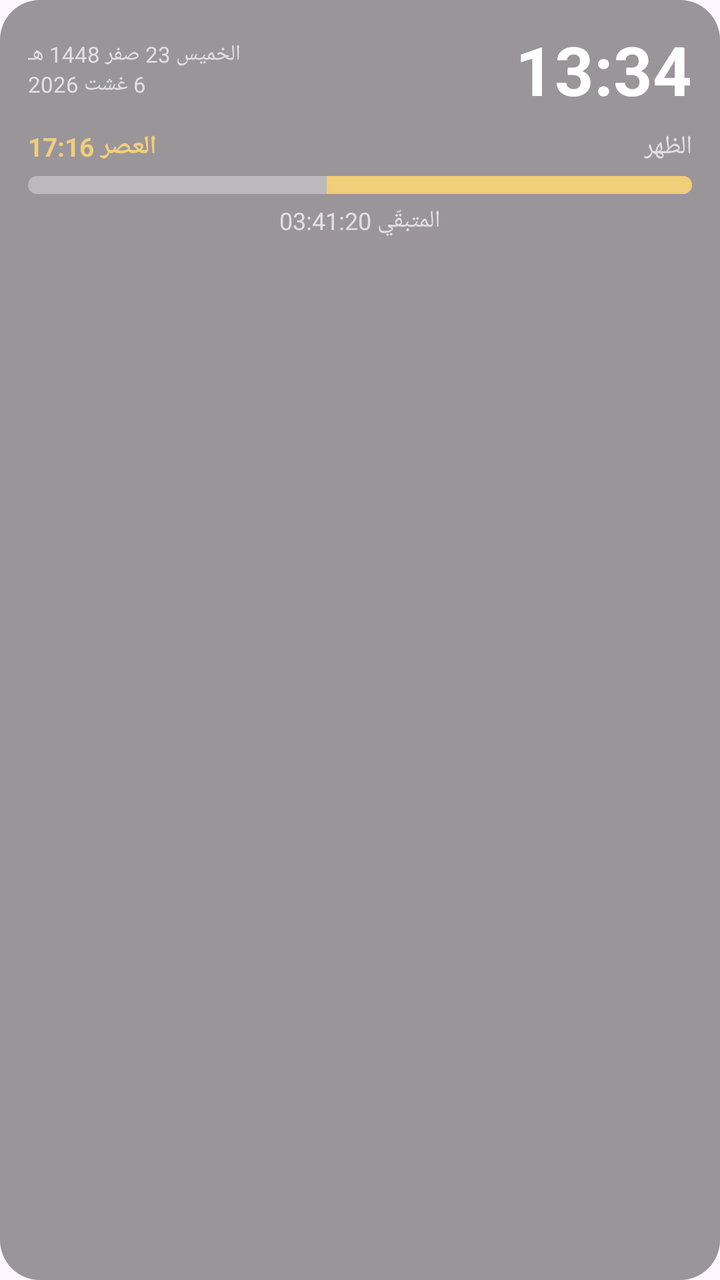
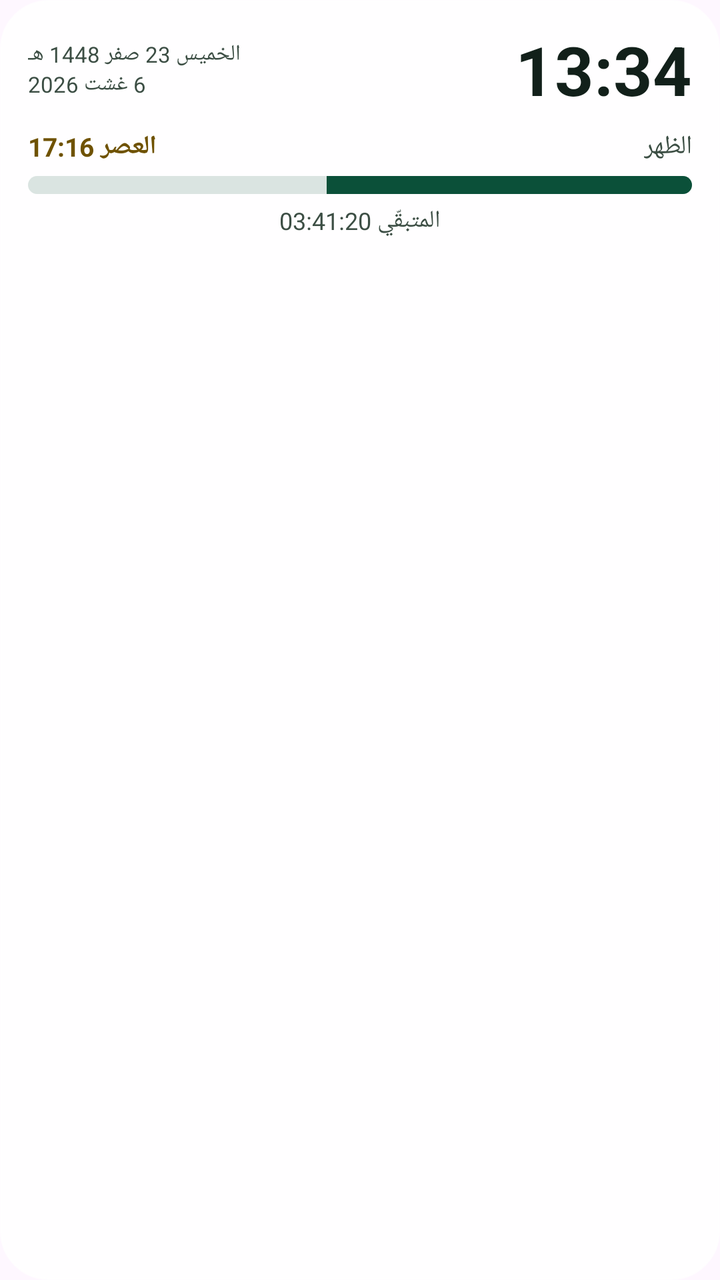

Screens rendered from an Android XML layout before and after an edit, with the pre-edit source and the edit as a unified diff.
<!-- AndroidManifest.xml: application theme Theme.GtSalat -->
<!-- res/layout/widget_preview_progress.xml -->
<?xml version="1.0" encoding="utf-8"?>
<LinearLayout xmlns:android="http://schemas.android.com/apk/res/android"
    android:layout_width="match_parent"
    android:layout_height="wrap_content"
    android:orientation="vertical"
    android:layoutDirection="rtl"
    android:background="@drawable/widget_bg_scrim"
    android:paddingHorizontal="14dp"
    android:paddingVertical="12dp">

    <LinearLayout
        android:layout_width="match_parent"
        android:layout_height="wrap_content"
        android:orientation="horizontal"
        android:gravity="center_vertical">

        <TextView
            android:layout_width="wrap_content"
            android:layout_height="wrap_content"
            android:text="13:34"
            android:textColor="#FFFFFFFF"
            android:textSize="34sp"
            android:textStyle="bold" />

        <LinearLayout
            android:layout_width="0dp"
            android:layout_height="wrap_content"
            android:layout_weight="1"
            android:orientation="vertical"
            android:gravity="end">

            <TextView
                android:layout_width="wrap_content"
                android:layout_height="wrap_content"
                android:text="الخميس 23 صفر 1448 هـ"
                android:textColor="#E0E0E0"
                android:textSize="11sp" />

            <TextView
                android:layout_width="wrap_content"
                android:layout_height="wrap_content"
                android:text="6 غشت 2026"
                android:textColor="#E0E0E0"
                android:textSize="11sp" />
        </LinearLayout>
    </LinearLayout>

    <LinearLayout
        android:layout_width="match_parent"
        android:layout_height="wrap_content"
        android:orientation="horizontal"
        android:gravity="center_vertical"
        android:layout_marginTop="7dp">

        <TextView
            android:layout_width="wrap_content"
            android:layout_height="wrap_content"
            android:text="الظهر"
            android:textColor="#E0E0E0"
            android:textSize="13sp" />

        <TextView
            android:layout_width="0dp"
            android:layout_height="wrap_content"
            android:layout_weight="1"
            android:gravity="end"
            android:text="العصر 17:16"
            android:textColor="#F0CE7A"
            android:textSize="13sp"
            android:textStyle="bold" />
    </LinearLayout>

    <ProgressBar
        style="?android:attr/progressBarStyleHorizontal"
        android:layout_width="match_parent"
        android:layout_height="9dp"
        android:layout_marginTop="6dp"
        android:max="1000"
        android:progress="550"
        android:progressDrawable="@drawable/widget_progress_track" />

    <TextView
        android:layout_width="wrap_content"
        android:layout_height="wrap_content"
        android:layout_gravity="center_horizontal"
        android:layout_marginTop="5dp"
        android:text="المتبقّي 03:41:20"
        android:textColor="#E0E0E0"
        android:textSize="12sp" />
</LinearLayout>
<!-- resources referenced by this layout -->
<resources>
  <!-- drawable widget_bg_scrim (drawable) -->
  <?xml version="1.0" encoding="utf-8"?>
  <shape xmlns:android="http://schemas.android.com/apk/res/android" android:shape="rectangle">
      <solid android:color="#66000000" />
      <corners android:radius="20dp" />
  </shape>
  <!-- drawable widget_progress_track (drawable) -->
  <?xml version="1.0" encoding="utf-8"?>
  <layer-list xmlns:android="http://schemas.android.com/apk/res/android">
      <item android:id="@android:id/background">
          <shape android:shape="rectangle">
              <solid android:color="#55FFFFFF" />
              <corners android:radius="5dp" />
          </shape>
      </item>
      <item android:id="@android:id/progress">
          <clip>
              <shape android:shape="rectangle">
                  <solid android:color="#F0CE7A" />
                  <corners android:radius="5dp" />
              </shape>
          </clip>
      </item>
  </layer-list>
  <style name="Theme.GtSalat" parent="Theme.Material3.DayNight.NoActionBar">
          <item name="android:statusBarColor">@android:color/transparent</item>
      </style>
</resources>

<!-- the commit's change to res/layout/widget_preview_progress.xml (unified diff, before → after) -->
@@ -18,7 +18,7 @@
             android:layout_width="wrap_content"
             android:layout_height="wrap_content"
             android:text="13:34"
-            android:textColor="#FFFFFFFF"
+            android:textColor="@color/widget_text"
             android:textSize="34sp"
             android:textStyle="bold" />
 
@@ -33,14 +33,14 @@
                 android:layout_width="wrap_content"
                 android:layout_height="wrap_content"
                 android:text="الخميس 23 صفر 1448 هـ"
-                android:textColor="#E0E0E0"
+                android:textColor="@color/widget_muted"
                 android:textSize="11sp" />
 
             <TextView
                 android:layout_width="wrap_content"
                 android:layout_height="wrap_content"
                 android:text="6 غشت 2026"
-                android:textColor="#E0E0E0"
+                android:textColor="@color/widget_muted"
                 android:textSize="11sp" />
         </LinearLayout>
     </LinearLayout>
@@ -56,7 +56,7 @@
             android:layout_width="wrap_content"
             android:layout_height="wrap_content"
             android:text="الظهر"
-            android:textColor="#E0E0E0"
+            android:textColor="@color/widget_muted"
             android:textSize="13sp" />
 
         <TextView
@@ -65,7 +65,7 @@
             android:layout_weight="1"
             android:gravity="end"
             android:text="العصر 17:16"
-            android:textColor="#F0CE7A"
+            android:textColor="@color/widget_gold"
             android:textSize="13sp"
             android:textStyle="bold" />
     </LinearLayout>
@@ -85,6 +85,6 @@
         android:layout_gravity="center_horizontal"
         android:layout_marginTop="5dp"
         android:text="المتبقّي 03:41:20"
-        android:textColor="#E0E0E0"
+        android:textColor="@color/widget_muted"
         android:textSize="12sp" />
 </LinearLayout>
<!-- resource entries referenced after the edit -->
@@ -1,24 +1,28 @@
 <!-- resources referenced by this layout -->
 <resources>
+  <color name="widget_gold">#FF6F5200</color>
+  <color name="widget_muted">#FF3C4E44</color>
+  <color name="widget_text">#FF12201A</color>
   <!-- drawable widget_bg_scrim (drawable) -->
   <?xml version="1.0" encoding="utf-8"?>
   <shape xmlns:android="http://schemas.android.com/apk/res/android" android:shape="rectangle">
-      <solid android:color="#66000000" />
-      <corners android:radius="20dp" />
+      <solid android:color="@color/widget_glass" />
+      <stroke android:width="1dp" android:color="@color/widget_edge" />
+      <corners android:radius="24dp" />
   </shape>
   <!-- drawable widget_progress_track (drawable) -->
   <?xml version="1.0" encoding="utf-8"?>
   <layer-list xmlns:android="http://schemas.android.com/apk/res/android">
       <item android:id="@android:id/background">
           <shape android:shape="rectangle">
-              <solid android:color="#55FFFFFF" />
+              <solid android:color="@color/widget_track" />
               <corners android:radius="5dp" />
           </shape>
       </item>
       <item android:id="@android:id/progress">
           <clip>
               <shape android:shape="rectangle">
-                  <solid android:color="#F0CE7A" />
+                  <solid android:color="@color/widget_accent" />
                   <corners android:radius="5dp" />
               </shape>
           </clip>
@@ -27,5 +31,9 @@
   <style name="Theme.GtSalat" parent="Theme.Material3.DayNight.NoActionBar">
           <item name="android:statusBarColor">@android:color/transparent</item>
       </style>
+  <color name="widget_glass">#D9FFFFFF</color>
+  <color name="widget_edge">#BFFFFFFF</color>
+  <color name="widget_track">#260B5039</color>
+  <color name="widget_accent">#FF0B5039</color>
 </resources>
 
